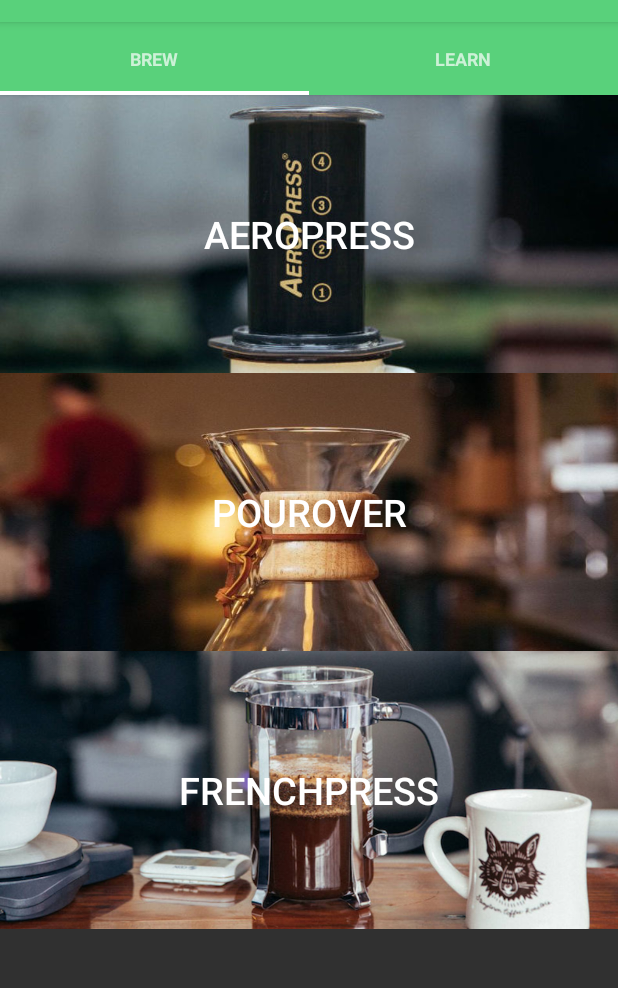
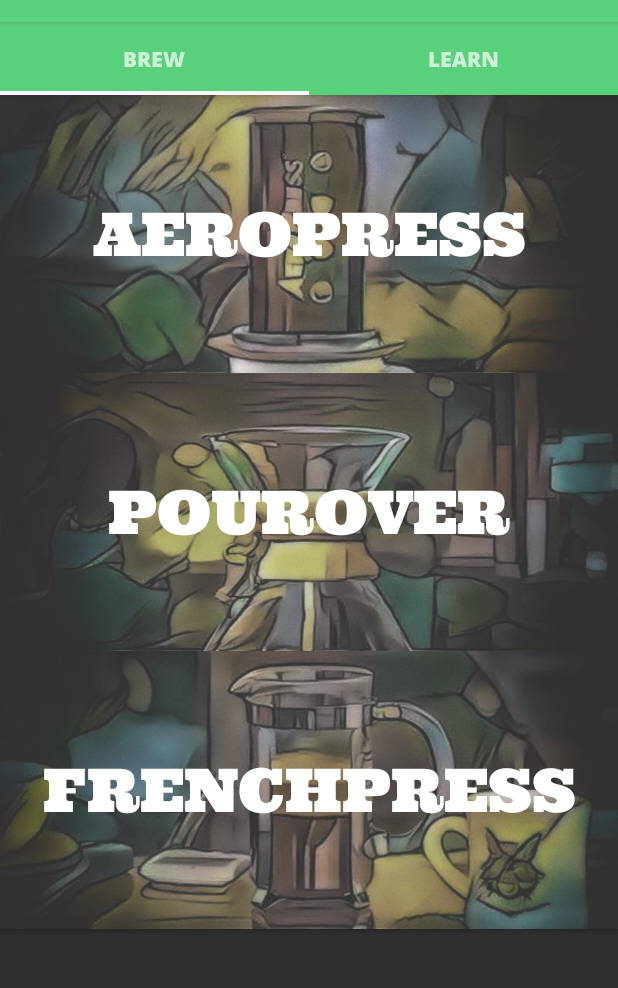
Before and after one commit to johnStauffer/coffee-brew-timer-app, an Android app: the screen it shows after launch (MainActivity), on a phone screen of 412 x 824 dp, the part 62-1050 px from its top. Run offline under Robolectric (Android 15) with nearby library versions, the light colour scheme and no system bars.

Commit message:
Fonts and images

```diff
--- a/app/src/main/java/com/example/jstauffer/bloomcoffeeassistant/ui/BrewTab.java
+++ b/app/src/main/java/com/example/jstauffer/bloomcoffeeassistant/ui/BrewTab.java
@@ -8,20 +8,53 @@ import android.view.LayoutInflater;
 import android.view.View;
 import android.view.ViewGroup;
 import android.widget.Button;
+import android.widget.Switch;
+
 
 import com.example.jstauffer.bloomcoffeeassistant.R;
 
 import static com.example.jstauffer.bloomcoffeeassistant.R.layout.brew_tab;
+import static com.example.jstauffer.bloomcoffeeassistant.R.layout.content_main;
 
 /**
  * Created by jstauffer on 7/14/16.
  */
-public class BrewTab extends Fragment {
+public class BrewTab extends Fragment implements View.OnClickListener {
     Button aeropressBtn;
+    Button pouroverBtn;
+    Button frenchPressBtn;
 
     @Override
     public View onCreateView(LayoutInflater inflater, @Nullable ViewGroup container, @Nullable Bundle savedInstanceState) {
         View v = inflater.inflate(brew_tab, container, false);
+
+        //Initializing brew method buttons
+        aeropressBtn = (Button) v.findViewById(R.id.aeropressBtn);
+        aeropressBtn.setOnClickListener(this);
+        frenchPressBtn = (Button) v.findViewById(R.id.frenchPressBtn);
+        frenchPressBtn.setOnClickListener(this);
+        pouroverBtn = (Button) v.findViewById(R.id.pouroverBtn);
+        pouroverBtn.setOnClickListener(this);
+
         return v;
     }
+
+
+    @Override
+    public void onClick(View v) {
+        // Intent intent = new Intent(v.getContext(), ); //TODO make MassActivity
+        switch (v.getId()) {
+            case R.id.aeropressBtn:
+                //TODO make intent
+                break;
+            case R.id.frenchPressBtn:
+                //TODO make intent
+                break;
+            case R.id.pouroverBtn:
+                //TODO make intent
+                break;
+            default:
+                break;
+        }
+    }
 }
--- /dev/null
+++ b/app/src/main/java/com/example/jstauffer/bloomcoffeeassistant/ui/widget/CustomImgBtn.java
@@ -0,0 +1,35 @@
+package com.example.jstauffer.bloomcoffeeassistant.ui.widget;
+
+import android.content.Context;
+import android.graphics.Typeface;
+import android.util.AttributeSet;
+import android.widget.Button;
+
+/**
+ * Created by jstauffer on 11/23/16.
+ */
+
+public class CustomImgBtn extends Button{
+    public CustomImgBtn(Context context, AttributeSet attrs, int defStyle) {
+        super(context, attrs, defStyle);
+        init();
+    }
+
+    public CustomImgBtn(Context context, AttributeSet attrs) {
+        super(context, attrs);
+        init();
+    }
+
+    public CustomImgBtn(Context context) {
+        super(context);
+        init();
+    }
+
+    private void init() {
+        if (!isInEditMode()) {
+            Typeface tf = Typeface.createFromAsset(getContext().getAssets(), "fonts/Ultra.ttf");
+            setTypeface(tf);
+        }
+    }
+
+}
--- a/app/src/main/java/com/example/jstauffer/bloomcoffeeassistant/ui/widget/SlidingTabLayout.java
+++ b/app/src/main/java/com/example/jstauffer/bloomcoffeeassistant/ui/widget/SlidingTabLayout.java
@@ -16,6 +16,7 @@ package com.example.jstauffer.bloomcoffeeassistant.ui.widget;
  */
 
 import android.content.Context;
+import android.content.res.AssetManager;
 import android.graphics.Typeface;
 import android.support.v4.view.PagerAdapter;
 import android.support.v4.view.ViewPager;
@@ -29,6 +30,8 @@ import android.view.ViewGroup;
 import android.widget.HorizontalScrollView;
 import android.widget.LinearLayout;
 import android.widget.TextView;
+
+import java.util.Locale;
 
 /**
  * To be used with ViewPager to provide a tab indicator component which give constant feedback as to
@@ -61,8 +64,8 @@ public class SlidingTabLayout extends HorizontalScrollView {
     }
 
     private static final int TITLE_OFFSET_DIPS = 24;
-    private static final int TAB_VIEW_PADDING_DIPS = 16;
-    private static final int TAB_VIEW_TEXT_SIZE_SP = 12;
+    private static final int TAB_VIEW_PADDING_DIPS = 14;
+    private static final int TAB_VIEW_TEXT_SIZE_SP = 14;
 
     private int mTitleOffset;
 
@@ -73,6 +76,7 @@ public class SlidingTabLayout extends HorizontalScrollView {
     private ViewPager mViewPager;
     private SparseArray<String> mContentDescriptions = new SparseArray<String>();
     private ViewPager.OnPageChangeListener mViewPagerPageChangeListener;
+    private Typeface customFont;
 
     private final SlidingTabStrip mTabStrip;
 
@@ -95,6 +99,11 @@ public class SlidingTabLayout extends HorizontalScrollView {
         mTitleOffset = (int) (TITLE_OFFSET_DIPS * getResources().getDisplayMetrics().density);
 
         mTabStrip = new SlidingTabStrip(context);
+
+        AssetManager am = context.getApplicationContext().getAssets();
+
+        customFont = Typeface.createFromAsset(am, "fonts/OpenSans-ExtraBold.ttf");
+
         addView(mTabStrip, LayoutParams.MATCH_PARENT, LayoutParams.WRAP_CONTENT);
     }
 
@@ -211,6 +220,9 @@ public class SlidingTabLayout extends HorizontalScrollView {
             }
 
             tabTitleView.setText(adapter.getPageTitle(i));
+            //Setting custom font for tab titles
+            tabTitleView.setTypeface(customFont);
+            //Converting device pixels to float
             tabView.setOnClickListener(tabClickListener);
             String desc = mContentDescriptions.get(i, null);
             if (desc != null) {
--- a/app/src/main/res/layout/activity_main.xml
+++ b/app/src/main/res/layout/activity_main.xml
@@ -20,17 +20,9 @@
 
     <android.support.v4.view.ViewPager
         android:id="@+id/pager"
+        android:layout_width="match_parent"
         android:layout_height="match_parent"
-        android:layout_width="match_parent"
-        android:layout_weight="1"
-        >
-        <android.support.v7.widget.AppCompatImageButton
-            android:id="@+id/grind_image_button"
-            android:layout_width="match_parent"
-            android:layout_height="150dp"
-            android:src="@drawable/background_splash"
-            android:background="@drawable/background_splash"/>
-    </android.support.v4.view.ViewPager>
+        android:layout_weight="1"></android.support.v4.view.ViewPager>
 
 
 </LinearLayout>
--- a/app/src/main/res/layout/brew_tab.xml
+++ b/app/src/main/res/layout/brew_tab.xml
@@ -4,28 +4,28 @@
     android:layout_height="match_parent"
     android:orientation="vertical">
 
-    <Button
+    <com.example.jstauffer.bloomcoffeeassistant.ui.widget.CustomImgBtn
         android:layout_width="match_parent"
         android:layout_height="185dp"
         android:id="@+id/aeropressBtn"
         android:textColor="#FFFFFF"
         android:text="Aeropress"
-        android:textSize="25dp"
-        android:background="@drawable/aeropress"/>
+        android:textSize="40dp"
+        android:background="@drawable/aeropress5"/>
 
-    <Button
+    <com.example.jstauffer.bloomcoffeeassistant.ui.widget.CustomImgBtn
         android:layout_width="match_parent"
         android:layout_height="185dp"
         android:id="@+id/pouroverBtn"
         android:text="Pourover"
-        android:textSize="25dp"
-        android:background="@drawable/chemex"/>
+        android:textSize="40dp"
+        android:background="@drawable/chemex5"/>
 
-    <Button
+    <com.example.jstauffer.bloomcoffeeassistant.ui.widget.CustomImgBtn
         android:layout_width="match_parent"
         android:layout_height="185dp"
         android:id="@+id/frenchPressBtn"
         android:text="FrenchPress"
-        android:textSize="25dp"
-        android:background="@drawable/french_press1"/>
+        android:textSize="40dp"
+        android:background="@drawable/french_press6"/>
 </LinearLayout>
```
Also changed, not shown: app/src/main/res/layout/activity_aeropress_brew.xml (+7 -0 lines), app/src/main/assets/fonts/CrimsonText-Roman.ttf (deleted), app/src/main/assets/fonts/GenBasR.ttf (added), app/src/main/assets/fonts/JuliusSansOne-Regular.ttf (deleted), app/src/main/assets/fonts/OpenSans-ExtraBold.ttf (added), app/src/main/assets/fonts/Ultra.ttf (added), app/src/main/res/drawable/aeropress.jpg (deleted), app/src/main/res/drawable/aeropress5.JPG (added), app/src/main/res/drawable/chemex.jpg (deleted), app/src/main/res/drawable/chemex5.JPG (added), app/src/main/res/drawable/coffee_beans.jpg (deleted), app/src/main/res/drawable/french_press.jpg (deleted), app/src/main/res/drawable/french_press1.png (deleted), app/src/main/res/drawable/french_press6.JPG (added).
